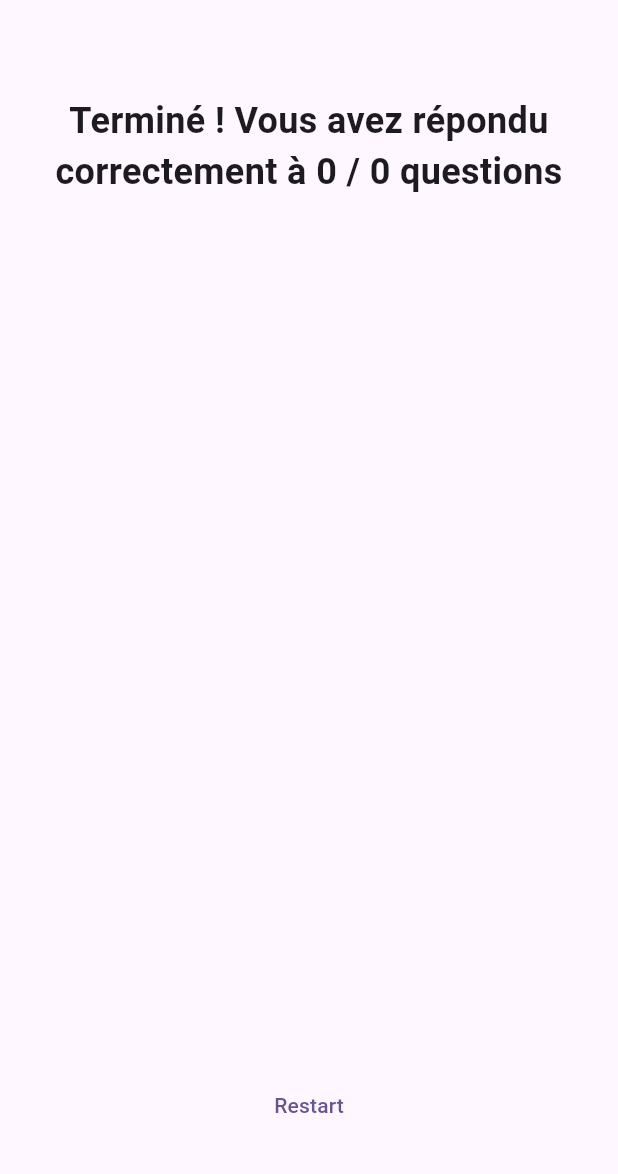
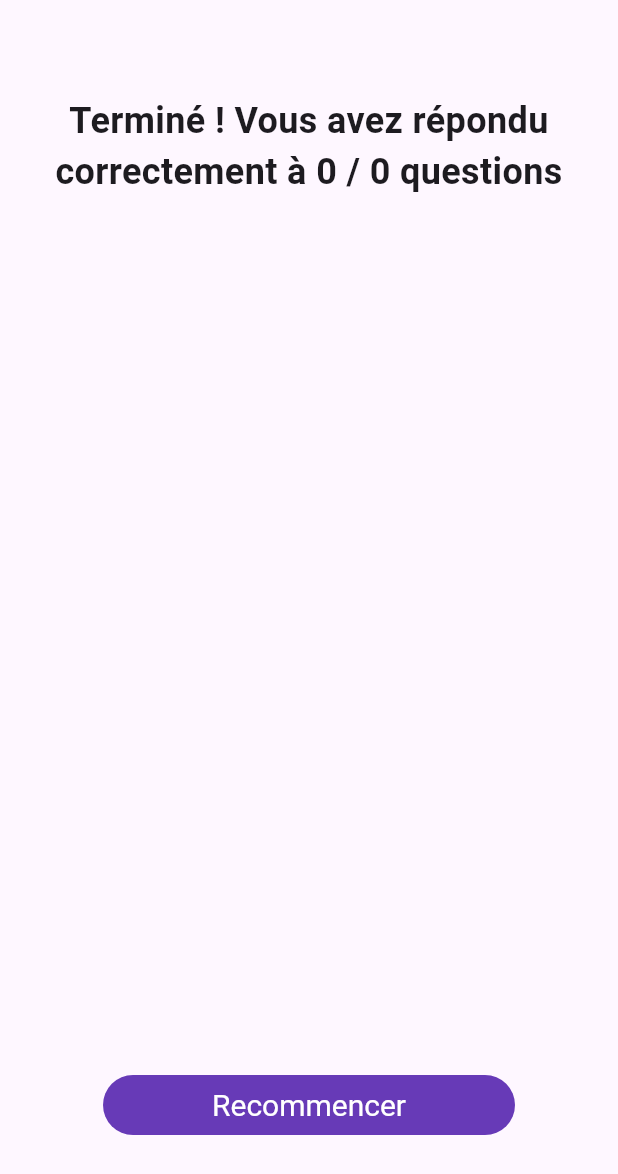
Before and after one commit to KevinLamSeck/FlutterQuizCDA, a Flutter app: the ResulstsScreen widget shown alone on an empty page, opened directly with empty values, on a phone screen of 412 x 824 dp. Shown: the top 1174 px of the screen. Run offline on Flutter 3.47's test engine with Material 3 defaults, Android fonts, the phone set to English and light mode, and no system bars.

Commit message:
redo the button restart

```diff
--- a/lib/screen/results_screen.dart
+++ b/lib/screen/results_screen.dart
@@ -62,7 +62,28 @@ class ResulstsScreen extends StatelessWidget {
             const SizedBox(height: 16),
             QuestionsSummary(summaryData: summaryData),
             const SizedBox(height: 16),
-            TextButton(onPressed: onRestardQuiz, child: const Text('Restart')),
+            SizedBox(
+              width: MediaQuery.of(context).size.width * 2 / 3,
+              child: TextButton(
+                style: TextButton.styleFrom(
+                  foregroundColor: Colors.white,
+                  backgroundColor: Colors.deepPurple,
+                  textStyle: const TextStyle(
+                    fontSize: 20,
+                  ),
+                  shape: RoundedRectangleBorder(
+                    borderRadius: BorderRadius.circular(20),
+                  ),
+                ),
+                onPressed: onRestardQuiz,
+                child: const Text(
+                  'Recommencer',
+                  style: TextStyle(
+                    color: Colors.white,
+                  ),
+                ),
+              ),
+            ),
           ],
         ),
       ),
```
